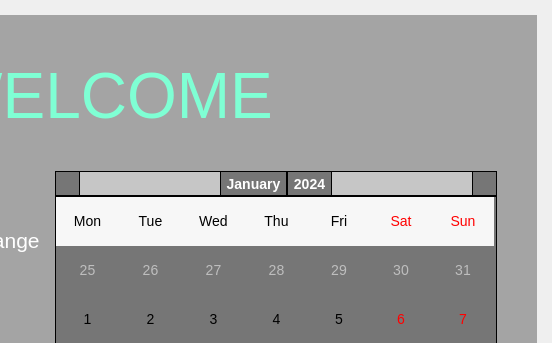
Qt form StudentManagementSystem/mainwindow.ui (BuhDuy256/Student-Management-GROUP6-KTLT-23CLC03) before a commit; both pictures show x 579 to 1131 and y 0 to 343 of the 1131 by 715 pixel window.
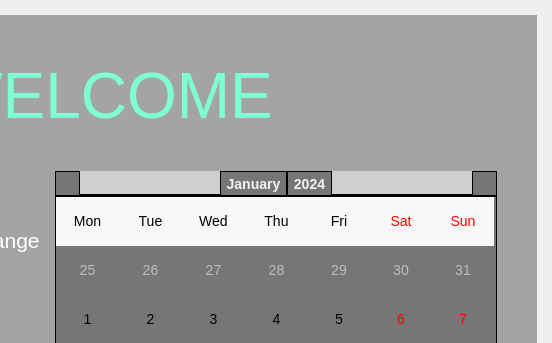
The same form after that commit. The open tabs and pages were chosen to show the change. Icons and pictures are not drawn.

Commit message: Change design of table and calendar

Diff of the .ui file:
```diff
--- a/StudentManagementSystem/mainwindow.ui
+++ b/StudentManagementSystem/mainwindow.ui
@@ -776,13 +776,28 @@
 	padding: 10px;
 }
 
-QCalendarWidget QToolButton{
-	background-color: rgb(118, 118, 118);
+QCalendarWidget QToolButton {
+    background-color: rgb(118, 118, 118);
+    color: #F5F0F0;
+    border: 2px solid #000000;
 }
 
-QCalendarWidget QWidget#qt_calendar_navigationbar{
-	background-color: rgb(198, 198, 198);
-	color: #F5F0F0;
+QCalendarWidget QToolButton:hover {
+    background-color: rgba(158, 158, 158,200);
+}
+
+QCalendarWidget QToolButton:pressed {
+    background-color: rgba(118, 118, 118,200);
+}
+
+QCalendarWidget QWidget#qt_calendar_navigationbar {
+    background-color: rgba(198, 198, 198,200);
+    color: #292727;
+    padding: 4px;
+    border-style: none;
+    border-bottom: 2px solid #000000;
+    border-right: 1px solid #000000;
+    border-left: 1px solid #000000;
 }
 
 QCalendarWidget QSpinBox::up-button {
@@ -801,6 +816,17 @@
 	background-color: rgb(118, 118, 118);
 	font-size: 14px;
 	border: 1px solid black;
+    gridline-color: rgb(198, 198, 198);
+}
+
+QCalendarWidget QWidget::item:selected {
+    background-color: rgba(198, 198, 198,200);
+	color: #292727;
+    border: 1px solid #696969;
+	border-style: none;
+	border-bottom: 2px solid #000000;
+	border-right: 1px solid #000000;
+	border-left: 1px solid #000000; 
 }
 
 #qt_calendar_monthbutton::menu-indicator{
```
Left out of the diff: 20 changed lines with no effect on the pictures.
